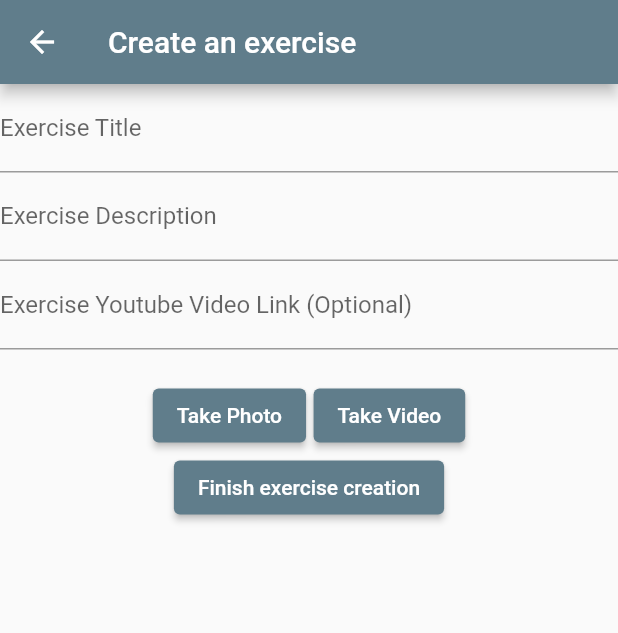
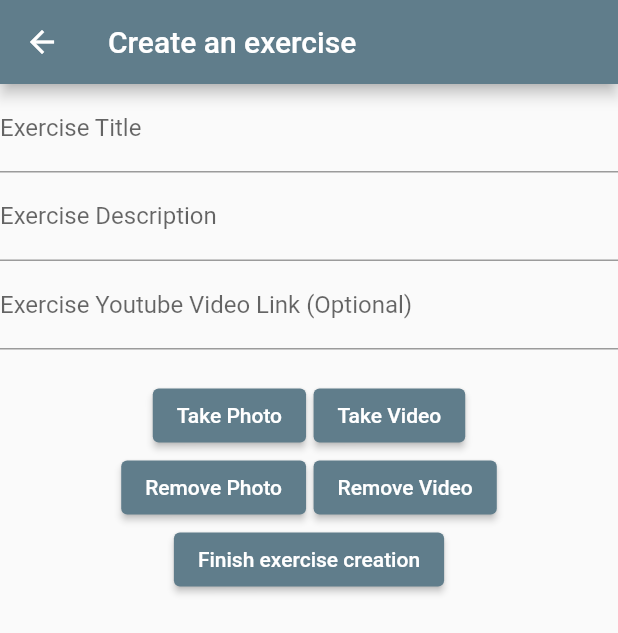
Before and after one commit to MasonAdsero/FitDb, a Flutter app: the ExerciseForm screen opened directly, on a phone screen of 412 x 824 dp. Shown: the top 633 px of the screen. Run offline on Flutter 3.47's test engine with Material 2 defaults, Android fonts, the phone set to English and light mode, and no system bars; our stand-ins replace image_picker, sqflite, syncfusion_flutter_charts, syncfusion_flutter_datepicker, video_player, youtube_player_flutter; accounts and stored records are empty.

Commit message:
Adds functionality to allow users to remove photos and videos while creating an exercise

```diff
--- a/lib/create_exercise.dart
+++ b/lib/create_exercise.dart
@@ -8,9 +8,6 @@ import 'exercise_provider.dart';
 import 'package:path_provider/path_provider.dart';
 import 'dart:io';
 import 'db_provider.dart';
-import 'sqflite_db.dart';
-import 'dart:async';
-import 'package:dio/dio.dart';
 import 'package:image_picker/image_picker.dart';
 
 class ExerciseForm extends StatefulWidget {
@@ -81,6 +78,19 @@ class _ExerciseForm extends State<ExerciseForm> {
     }
   }
 
+  void removeImage(){
+    setState(() {
+      imageLink = null;
+    });
+
+  }
+
+  void removeVideo(){
+    setState(() {
+      videoLink = null;
+    });
+  }
+
   @override
   Widget build(BuildContext context) {
     return Scaffold(
@@ -148,6 +158,16 @@ class _ExerciseForm extends State<ExerciseForm> {
                   ElevatedButton(
                       onPressed: _takeVideo, child: const Text("Take Video")),
                 ]),
+            Row(
+                mainAxisAlignment: MainAxisAlignment.center,
+                crossAxisAlignment: CrossAxisAlignment.center,
+                children: [
+                  ElevatedButton(
+                      onPressed: removeImage, child: const Text("Remove Photo")),
+                  const SizedBox(width: 5),
+                  ElevatedButton(
+                      onPressed: removeVideo, child: const Text("Remove Video")),
+                ]),
             ElevatedButton(
                 onPressed: _submit,
                 child: const Text("Finish exercise creation"))
```
